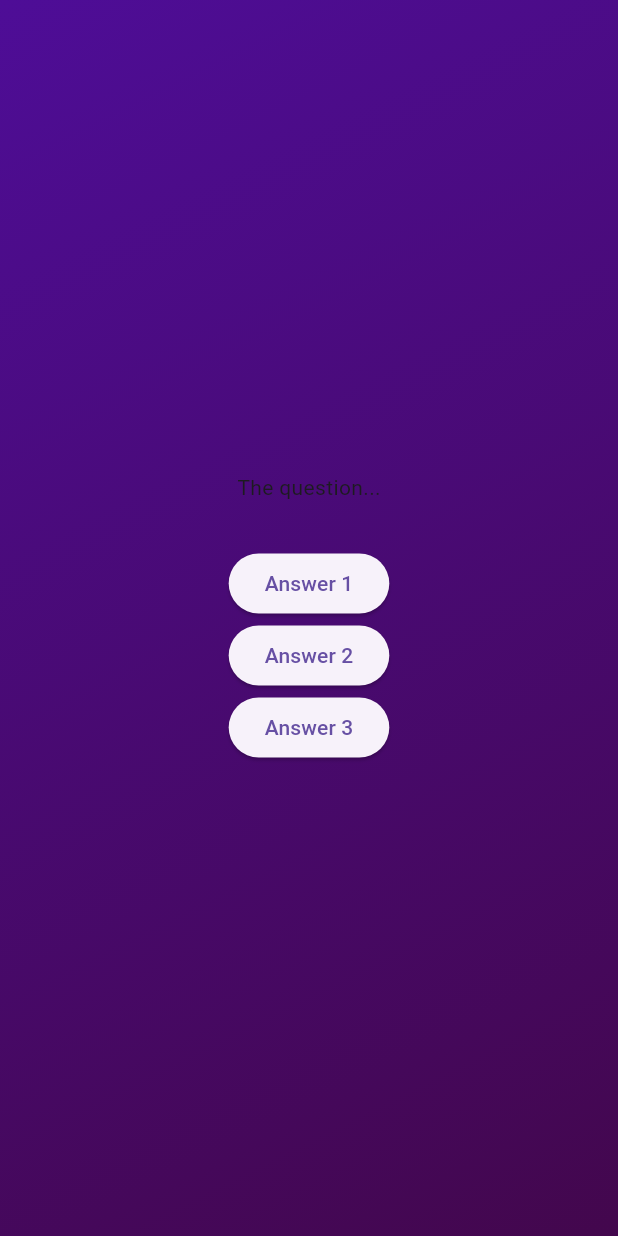
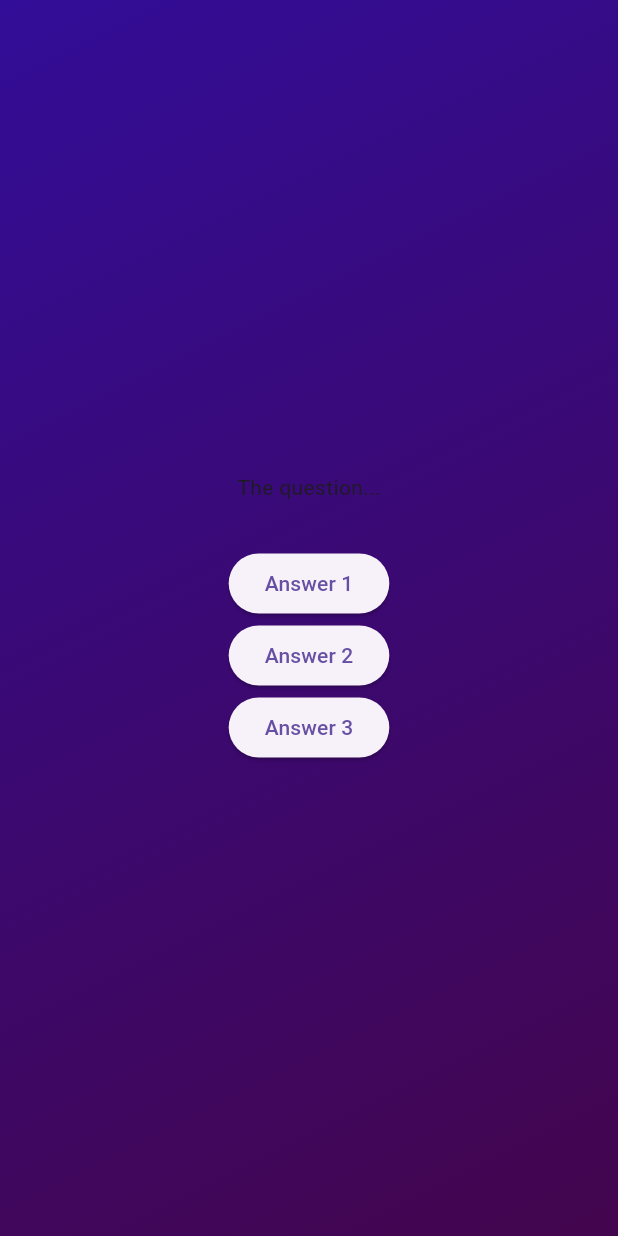
Before and after one commit to githimansh/quiz_app, a Flutter app: the screen it shows after launch, after a tap on "Start Quiz", on a phone screen of 412 x 824 dp. Run offline on Flutter 3.47's test engine with Material 3 defaults, Android fonts, the phone set to English and light mode, and no system bars.

```diff
--- a/quiz_app/lib/data/questions.dart
+++ b/quiz_app/lib/data/questions.dart
@@ -21,7 +21,7 @@ import 'package:quiz_app/models/quiz_question.dart';
     'What\'s the purpose of a StatefulWidget?',
     [
       'Update UI as data changes',
-      'Update data as UI changes',
+      'Delete data as UI changes',
       'Ignore data changes',
       'Render UI that does not depend on data',
     ],
--- a/quiz_app/lib/quiz.dart
+++ b/quiz_app/lib/quiz.dart
@@ -35,8 +35,8 @@ class _QuizState extends State<Quiz> {
           decoration: const BoxDecoration(
             gradient: LinearGradient(
               colors: [
-                Color.fromARGB(255, 78, 13, 151),
-                Color.fromARGB(255, 67, 7, 77)
+                Color.fromARGB(255, 50, 13, 151),
+                Color.fromARGB(255, 67, 5, 77)
               ],
               begin: Alignment.topLeft,
               end: Alignment.bottomRight,
```
